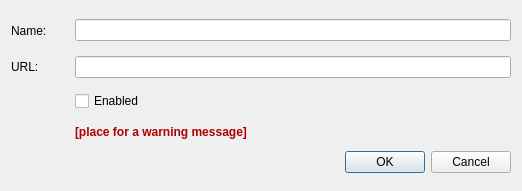
Qt form qgis/python/plugins/plugin_installer/repositorybase.ui (sourcepole/qgis) before a commit.
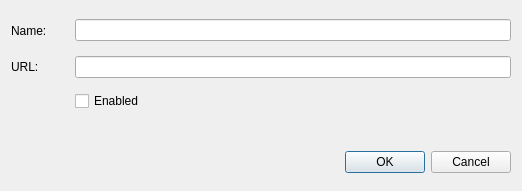
The same form after that commit. Icons and pictures are not drawn.

Diff of the .ui file:
```diff
--- a/qgis/python/plugins/plugin_installer/repositorybase.ui
+++ b/qgis/python/plugins/plugin_installer/repositorybase.ui
@@ -187,7 +187,7 @@
       <enum>QFrame::NoFrame</enum>
      </property>
      <property name="text" >
-      <string>[place for a warning message]</string>
+      <string/>
      </property>
     </widget>
    </item>
```
